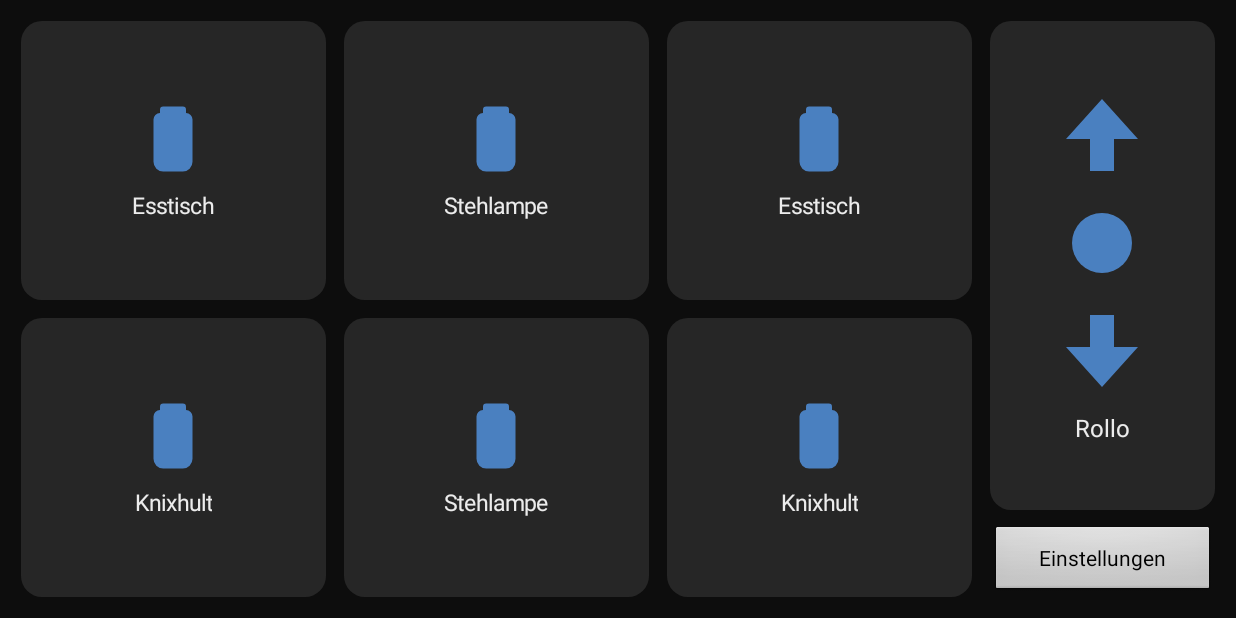
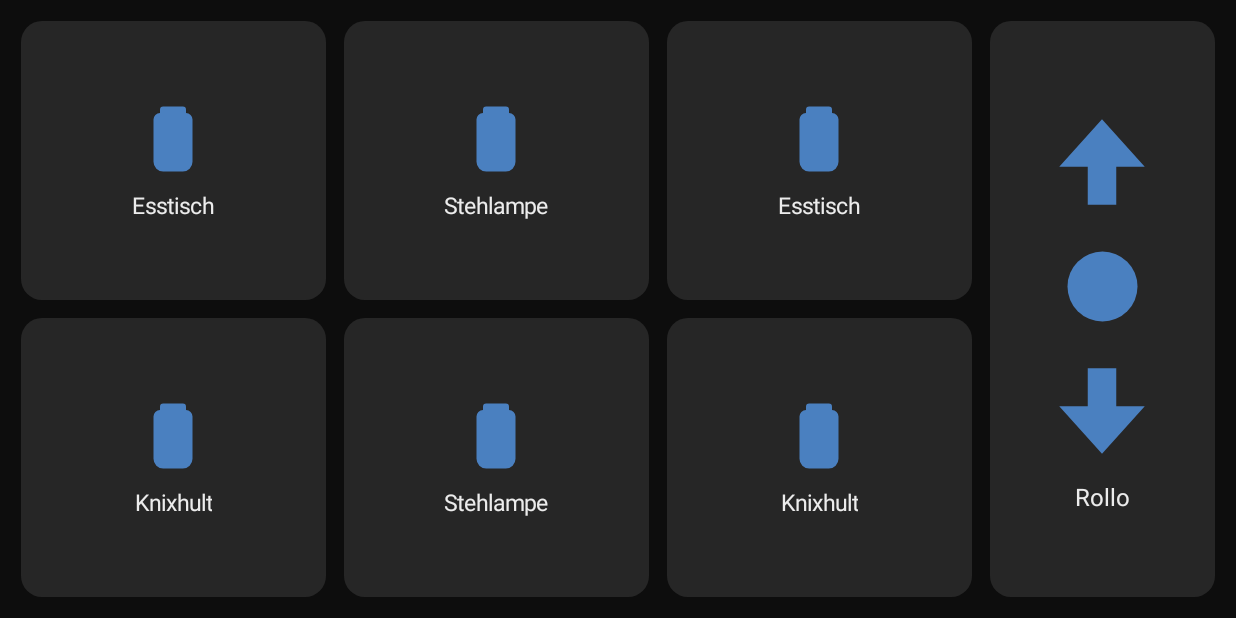
Before and after one commit to Schampango/echo-show-ha-1, an Android app: the screen it shows after launch (MainActivity), on a phone screen of 824 x 412 dp (held sideways). Run offline under Robolectric (Android 15) with nearby library versions, the phone set to English and light mode, and no system bars; libraries missing offline, so code that uses them is left out: fi.iki.elonen; pictures from the network do not load; 1 statement that could not run was skipped.

Commit message:
hapanel: Einstellungen-Button raus, Web-Log, waehlbare Kachel-Icons
- Dashboard: Einstellungen-Button entfernt (Konfig laeuft ueber Web-Interface),
  Rollo-Spalte nimmt den Platz ein, groessere Pfeile/Stop.
- Web-Interface: /log-Seite mit Auto-Refresh + "Leeren"; Logger erfasst
  SSH-Verbindung/Exit/stderr und HA-Schaltfehler -> SSH-Problem wird sichtbar.
- Pro Kachel waehlbares Symbol (Dropdown): bulb/floorlamp/plug/power/fan/tv.
  Tile-Format jetzt Name|entity|icon (abwaertskompatibel, default bulb).

Co-Authored-By: Claude Opus 4.8 <noreply@anthropic.com>
Claude-Session: https://claude.ai/code/session_01XvQ3QuiZA79k4Jvjnezmpf

```diff
--- a/hapanel/app/src/main/java/com/hapanel/Ha.java
+++ b/hapanel/app/src/main/java/com/hapanel/Ha.java
@@ -24,8 +24,12 @@ public class Ha {
             os.close();
             int code = h.getResponseCode();
             drain(h);
+            if (code < 200 || code >= 300) {
+                Logg.add("HA toggle " + entity + " -> HTTP " + code);
+            }
             return code >= 200 && code < 300;
         } catch (Exception e) {
+            Logg.add("HA toggle " + entity + " Fehler: " + e.getMessage());
             return false;
         } finally {
             if (h != null) h.disconnect();
--- /dev/null
+++ b/hapanel/app/src/main/java/com/hapanel/Icons.java
@@ -0,0 +1,28 @@
+package com.hapanel;
+
+/** Auswaehlbare Kachel-Symbole. Key wird im Tile-Format als 3. Feld gespeichert. */
+public class Icons {
+
+    /** {key, Anzeigename} fuer das Dropdown im Web-Interface. */
+    public static final String[][] OPTIONS = {
+            {"bulb", "Lampe"},
+            {"floorlamp", "Stehlampe"},
+            {"plug", "Steckdose"},
+            {"power", "Power"},
+            {"fan", "Ventilator"},
+            {"tv", "TV"},
+    };
+
+    public static int res(String key) {
+        if (key == null) return R.drawable.ic_bulb;
+        switch (key) {
+            case "floorlamp": return R.drawable.ic_floorlamp;
+            case "plug":      return R.drawable.ic_plug;
+            case "power":     return R.drawable.ic_power;
+            case "fan":       return R.drawable.ic_fan;
+            case "tv":        return R.drawable.ic_tv;
+            case "bulb":
+            default:          return R.drawable.ic_bulb;
+        }
+    }
+}
--- /dev/null
+++ b/hapanel/app/src/main/java/com/hapanel/Logg.java
@@ -0,0 +1,31 @@
+package com.hapanel;
+
+import java.text.SimpleDateFormat;
+import java.util.ArrayDeque;
+import java.util.Date;
+import java.util.Deque;
+import java.util.Locale;
+
+/** Einfacher Ring-Puffer-Logger, im Web-Interface unter /log sichtbar. */
+public class Logg {
+
+    private static final int MAX = 400;
+    private static final Deque<String> LINES = new ArrayDeque<String>();
+    private static final SimpleDateFormat TS =
+            new SimpleDateFormat("HH:mm:ss", Locale.GERMANY);
+
+    public static synchronized void add(String msg) {
+        LINES.addLast(TS.format(new Date()) + "  " + msg);
+        while (LINES.size() > MAX) LINES.removeFirst();
+    }
+
+    public static synchronized String dump() {
+        StringBuilder b = new StringBuilder();
+        for (String l : LINES) b.append(l).append("\n");
+        return b.toString();
+    }
+
+    public static synchronized void clear() {
+        LINES.clear();
+    }
+}
--- a/hapanel/app/src/main/java/com/hapanel/MainActivity.java
+++ b/hapanel/app/src/main/java/com/hapanel/MainActivity.java
@@ -42,7 +42,7 @@ public class MainActivity extends Activity {
     private boolean polling = false;
 
     private static class Tile {
-        String name, entity;
+        String name, entity, iconKey;
         ImageView icon;
         boolean on;
     }
@@ -77,8 +77,10 @@ public class MainActivity extends Activity {
             };
             s.start(fi.iki.elonen.NanoHTTPD.SOCKET_READ_TIMEOUT, false);
             web = s;
+            Logg.add("Webserver gestartet: http://" + localIp() + ":" + c.webPort);
             toast("Konfig im Browser: http://" + localIp() + ":" + c.webPort);
         } catch (Exception e) {
+            Logg.add("Webserver-Start fehlgeschlagen: " + e.getMessage());
             toast("Webserver-Start fehlgeschlagen: " + e.getMessage());
         }
     }
@@ -166,6 +168,7 @@ public class MainActivity extends Activity {
             Tile t = new Tile();
             t.name = it[0];
             t.entity = it[1];
+            t.iconKey = it[2];
 
             LinearLayout cell = new LinearLayout(this);
             cell.setOrientation(LinearLayout.VERTICAL);
@@ -174,7 +177,7 @@ public class MainActivity extends Activity {
             cell.setPadding(dp(8), dp(10), dp(8), dp(10));
 
             ImageView icon = new ImageView(this);
-            icon.setImageResource(R.drawable.ic_bulb);
+            icon.setImageResource(Icons.res(t.iconKey));
             icon.setColorFilter(COL_OFF);
             LinearLayout.LayoutParams ip =
                     new LinearLayout.LayoutParams(dp(52), dp(52));
@@ -247,7 +250,7 @@ public class MainActivity extends Activity {
         ImageView stop = new ImageView(this);
         stop.setImageResource(R.drawable.ic_stop);
         stop.setColorFilter(COL_OFF);
-        LinearLayout.LayoutParams slp = new LinearLayout.LayoutParams(dp(60), dp(60));
+        LinearLayout.LayoutParams slp = new LinearLayout.LayoutParams(dp(70), dp(70));
         slp.topMargin = dp(10); slp.bottomMargin = dp(10);
         stop.setLayoutParams(slp);
         stop.setOnClickListener(new View.OnClickListener() {
@@ -275,21 +278,6 @@ public class MainActivity extends Activity {
         rollo.addView(rolloLbl);
         right.addView(rollo);
 
-        Button settings = new Button(this);
-        settings.setText("Einstellungen");
-        settings.setAllCaps(false);
-        LinearLayout.LayoutParams blp = new LinearLayout.LayoutParams(
-                LinearLayout.LayoutParams.MATCH_PARENT,
-                LinearLayout.LayoutParams.WRAP_CONTENT);
-        blp.topMargin = dp(10);
-        settings.setLayoutParams(blp);
-        settings.setOnClickListener(new View.OnClickListener() {
-            @Override public void onClick(View v) {
-                startActivity(new Intent(MainActivity.this, SettingsActivity.class));
-            }
-        });
-        right.addView(settings);
-
         root.addView(right);
         setContentView(root);
         immersive();
@@ -300,7 +288,7 @@ public class MainActivity extends Activity {
         a.setImageResource(R.drawable.ic_arrow);
         a.setColorFilter(COL_OFF);
         if (down) a.setRotation(180f);
-        LinearLayout.LayoutParams p = new LinearLayout.LayoutParams(dp(64), dp(64));
+        LinearLayout.LayoutParams p = new LinearLayout.LayoutParams(dp(76), dp(76));
         a.setLayoutParams(p);
         return a;
     }
@@ -311,12 +299,14 @@ public class MainActivity extends Activity {
         for (String line : text.split("\\n")) {
             String s = line.trim();
             if (s.length() == 0) continue;
-            int bar = s.indexOf('|');
-            if (bar < 0) continue;
-            String name = s.substring(0, bar).trim();
-            String entity = s.substring(bar + 1).trim();
+            String[] parts = s.split("\\|", 3);
+            if (parts.length < 2) continue;
+            String name = parts[0].trim();
+            String entity = parts[1].trim();
             if (entity.length() == 0) continue;
-            out.add(new String[]{name, entity});
+            String icon = parts.length >= 3 ? parts[2].trim() : "bulb";
+            if (icon.length() == 0) icon = "bulb";
+            out.add(new String[]{name, entity, icon});
         }
         return out;
     }
@@ -337,10 +327,17 @@ public class MainActivity extends Activity {
     private void rolloCmd(final String command, final String label) {
         io.submit(new Runnable() {
             @Override public void run() {
+                Logg.add("Rollo " + label + ": SSH " + cfg.sshUser + "@" + cfg.sshHost
+                        + ":" + cfg.sshPort + "  cmd=\"" + command + "\""
+                        + (cfg.sshKey != null && cfg.sshKey.trim().length() > 0 ? "  (Key-Auth)" : "  (Passwort-Auth)"));
                 try {
-                    Ssh.run(cfg, command);
+                    String out = Ssh.run(cfg, command);
+                    String tr = out == null ? "" : out.trim();
+                    Logg.add("Rollo " + label + " OK" + (tr.length() > 0 ? ": " + tr : ""));
                     toast("Rollo: " + label);
                 } catch (Exception e) {
+                    Logg.add("Rollo " + label + " FEHLER: " + e.getClass().getSimpleName()
+                            + ": " + e.getMessage());
                     toast("SSH-Fehler: " + e.getMessage());
                 }
             }
--- /dev/null
+++ b/hapanel/app/src/main/res/drawable/ic_fan.xml
@@ -0,0 +1,6 @@
+<vector xmlns:android="http://schemas.android.com/apk/res/android"
+    android:width="56dp" android:height="56dp"
+    android:viewportWidth="24" android:viewportHeight="24">
+    <path android:fillColor="#FFFFFF"
+        android:pathData="M12,12 L12,3 L15,7 Z M12,12 L21,12 L17,15 Z M12,12 L12,21 L9,17 Z M12,12 L3,12 L7,9 Z M10,12 A2,2 0 1 1 14,12 A2,2 0 1 1 10,12 Z" />
+</vector>
--- /dev/null
+++ b/hapanel/app/src/main/res/drawable/ic_floorlamp.xml
@@ -0,0 +1,6 @@
+<vector xmlns:android="http://schemas.android.com/apk/res/android"
+    android:width="56dp" android:height="56dp"
+    android:viewportWidth="24" android:viewportHeight="24">
+    <path android:fillColor="#FFFFFF"
+        android:pathData="M9,3 L15,3 L17.5,9 L6.5,9 Z M11,9 L13,9 L13,19 L11,19 Z M7.5,19 L16.5,19 L16.5,21 L7.5,21 Z" />
+</vector>
--- /dev/null
+++ b/hapanel/app/src/main/res/drawable/ic_plug.xml
@@ -0,0 +1,6 @@
+<vector xmlns:android="http://schemas.android.com/apk/res/android"
+    android:width="56dp" android:height="56dp"
+    android:viewportWidth="24" android:viewportHeight="24">
+    <path android:fillColor="#FFFFFF"
+        android:pathData="M8,2 L10,2 L10,7 L8,7 Z M14,2 L16,2 L16,7 L14,7 Z M6,7 L18,7 L18,12 A6,6 0 0 1 6,12 Z M11,18 L13,18 L13,22 L11,22 Z" />
+</vector>
--- /dev/null
+++ b/hapanel/app/src/main/res/drawable/ic_power.xml
@@ -0,0 +1,10 @@
+<vector xmlns:android="http://schemas.android.com/apk/res/android"
+    android:width="56dp" android:height="56dp"
+    android:viewportWidth="24" android:viewportHeight="24">
+    <path android:strokeColor="#FFFFFF" android:strokeWidth="2.2"
+        android:fillColor="#00000000" android:strokeLineCap="round"
+        android:pathData="M12,3 L12,11" />
+    <path android:strokeColor="#FFFFFF" android:strokeWidth="2.2"
+        android:fillColor="#00000000" android:strokeLineCap="round"
+        android:pathData="M7.5,6.5 A7,7 0 1 0 16.5,6.5" />
+</vector>
--- /dev/null
+++ b/hapanel/app/src/main/res/drawable/ic_tv.xml
@@ -0,0 +1,6 @@
+<vector xmlns:android="http://schemas.android.com/apk/res/android"
+    android:width="56dp" android:height="56dp"
+    android:viewportWidth="24" android:viewportHeight="24">
+    <path android:fillColor="#FFFFFF"
+        android:pathData="M4,5 L20,5 A1.5,1.5 0 0 1 21.5,6.5 L21.5,16 A1.5,1.5 0 0 1 20,17.5 L4,17.5 A1.5,1.5 0 0 1 2.5,16 L2.5,6.5 A1.5,1.5 0 0 1 4,5 Z M8,20 L16,20 L16,21.5 L8,21.5 Z" />
+</vector>
```
Also changed, not shown: hapanel/app/src/main/java/com/hapanel/Ssh.java (+12 -0 lines), hapanel/app/src/main/java/com/hapanel/WebConfigServer.java (+56 -4 lines).
